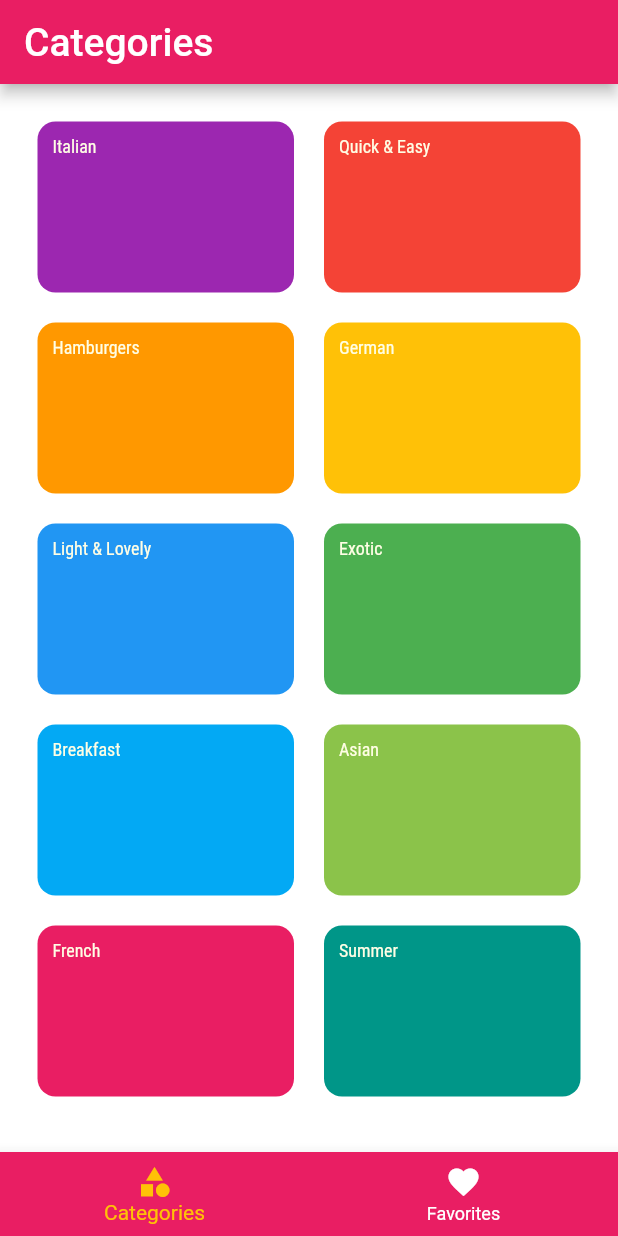
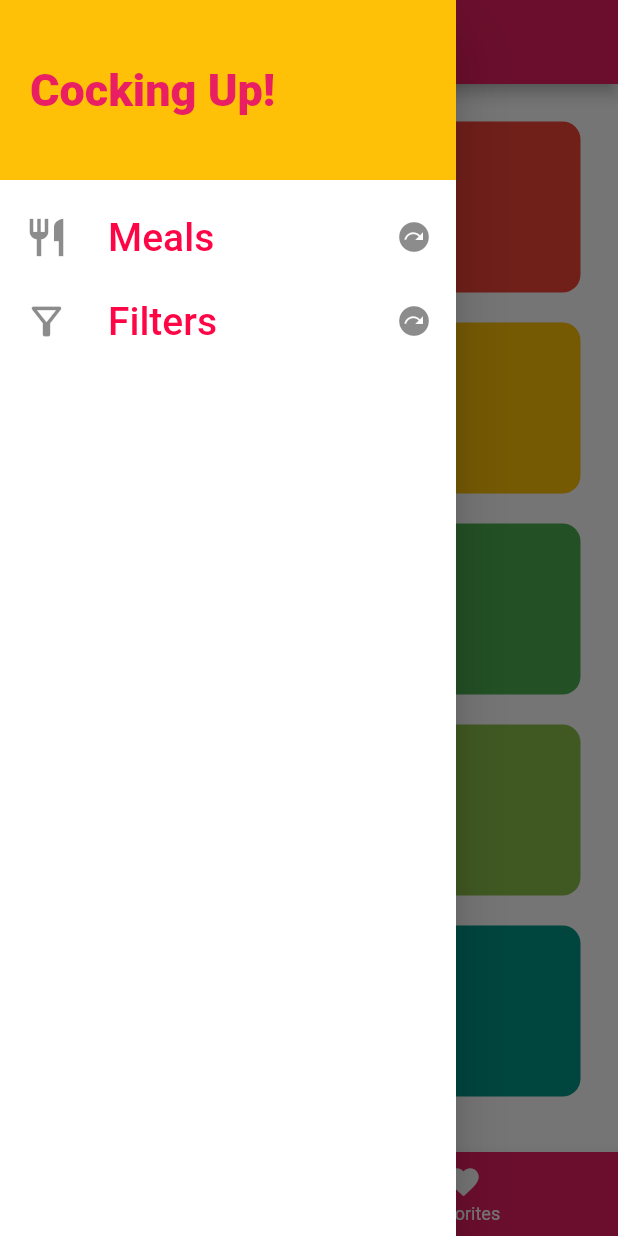
Before and after one commit to emad566/flutter_meal_app, a Flutter app: the screen it shows after launch, with the side drawer open (before the commit the screen has no drawer), on a phone screen of 412 x 824 dp. Run offline on Flutter 3.47's test engine with Material 2 defaults, Android fonts, the phone set to English and light mode, and no system bars.

Commit message:
AppDrawer

```diff
--- a/lib/main.dart
+++ b/lib/main.dart
@@ -1,5 +1,4 @@
 import 'package:flutter/material.dart';
-import 'package:flutter_meal_app/screens/category_screen.dart';
 import 'package:flutter_meal_app/screens/tabs_screen.dart';
 import 'package:flutter_meal_app/shared/theme_data.dart';
 
--- a/lib/screens/category_screen.dart
+++ b/lib/screens/category_screen.dart
@@ -1,7 +1,6 @@
 import 'package:flutter/material.dart';
 import 'package:flutter_meal_app/dummy_data.dart';
 import 'package:flutter_meal_app/models/category.dart';
-import 'package:flutter_meal_app/shared/components.dart';
 import 'package:flutter_meal_app/widgets/category_item.dart';
 
 class CategoryScreen extends StatelessWidget {
--- /dev/null
+++ b/lib/screens/filter_screen.dart
@@ -0,0 +1,10 @@
+import 'package:flutter/material.dart';
+
+class FilterScreen extends StatelessWidget {
+  const FilterScreen({Key key}) : super(key: key);
+
+  @override
+  Widget build(BuildContext context) {
+    return const Text('filter');
+  }
+}
--- a/lib/screens/tabs_screen.dart
+++ b/lib/screens/tabs_screen.dart
@@ -2,6 +2,7 @@ import 'package:flutter/material.dart';
 import 'package:flutter_meal_app/screens/category_screen.dart';
 import 'package:flutter_meal_app/screens/favorites_screen.dart';
 import 'package:flutter_meal_app/shared/components.dart';
+import 'package:flutter_meal_app/widgets/app_drawer.dart';
 
 class TabsScreen extends StatefulWidget {
   const TabsScreen({Key key}) : super(key: key);
@@ -30,6 +31,7 @@ class _TabsScreenState extends State<TabsScreen> {
         title: myText(screens[currentTabIndex]['title']),
       ),
       body: screens[currentTabIndex]['screen'],
+      drawer: const AppDrawer(),
       bottomNavigationBar: BottomNavigationBar(
         onTap: (index){
           setState(() {
@@ -49,7 +51,7 @@ class _TabsScreenState extends State<TabsScreen> {
         currentIndex: currentTabIndex,
         backgroundColor: Theme.of(context).primaryColor,
         unselectedItemColor: Theme.of(context).canvasColor,
-        selectedItemColor: Theme.of(context).accentColor,
+        selectedItemColor: Theme.of(context).textTheme.titleSmall.color,
       ),
     );
   }
--- a/lib/shared/theme_data.dart
+++ b/lib/shared/theme_data.dart
@@ -3,7 +3,6 @@ import 'package:flutter/material.dart';
 ThemeData lightTheme = ThemeData(
   primarySwatch: Colors.pink,
   canvasColor: Colors.white,
-  accentColor: Colors.amber,
   textTheme: ThemeData.light().textTheme.copyWith(
     bodySmall: const TextStyle(
       color: Color.fromRGBO(255, 254, 229, 1),
@@ -15,5 +14,8 @@ ThemeData lightTheme = ThemeData(
     bodyLarge: const TextStyle(
       color: Color.fromRGBO(254, 6, 70, 1),
     ),
+    titleSmall: const TextStyle(
+      color: Colors.amber,
+    ),
   ),
 );
--- /dev/null
+++ b/lib/widgets/app_drawer.dart
@@ -0,0 +1,60 @@
+import 'package:flutter/material.dart';
+import 'package:flutter_meal_app/screens/filter_screen.dart';
+import 'package:flutter_meal_app/screens/tabs_screen.dart';
+import 'package:flutter_meal_app/shared/components.dart';
+
+class AppDrawer extends StatelessWidget {
+  const AppDrawer({Key key}) : super(key: key);
+
+  @override
+  Widget build(BuildContext context) {
+    return Drawer(
+      child: Column(
+        children: [
+          Container(
+            height: 120,
+            width: double.infinity,
+            alignment: Alignment.centerLeft,
+            color: Theme.of(context).textTheme.titleSmall.color,
+            padding: const EdgeInsets.all(20.0),
+            child: Text(
+              'Cocking Up!',
+              style: TextStyle(
+                  fontSize: 30,
+                  fontWeight: FontWeight.w900,
+                  color: Theme.of(context).primaryColor),
+            ),
+          ),
+          const SizedBox(
+            height: 10,
+          ),
+          buildDrawerItem(
+            context,
+            title: 'Meals',
+            icon: Icons.restaurant,
+            screen: const TabsScreen(),
+          ),
+          buildDrawerItem(
+            context,
+            title: 'Filters',
+            icon: Icons.filter_alt_outlined,
+            screen: const FilterScreen(),
+          ),
+        ],
+      ),
+    );
+  }
+
+  ListTile buildDrawerItem(BuildContext context,
+      {@required String title, @required IconData icon, Widget screen}) {
+    return ListTile(
+      leading: Icon(icon, size: 30,),
+      title: myText(title),
+      onTap: () {
+        if (screen == null) return;
+        navigateTo(context, screen);
+      },
+      trailing: const Icon(Icons.next_plan),
+    );
+  }
+}
```
